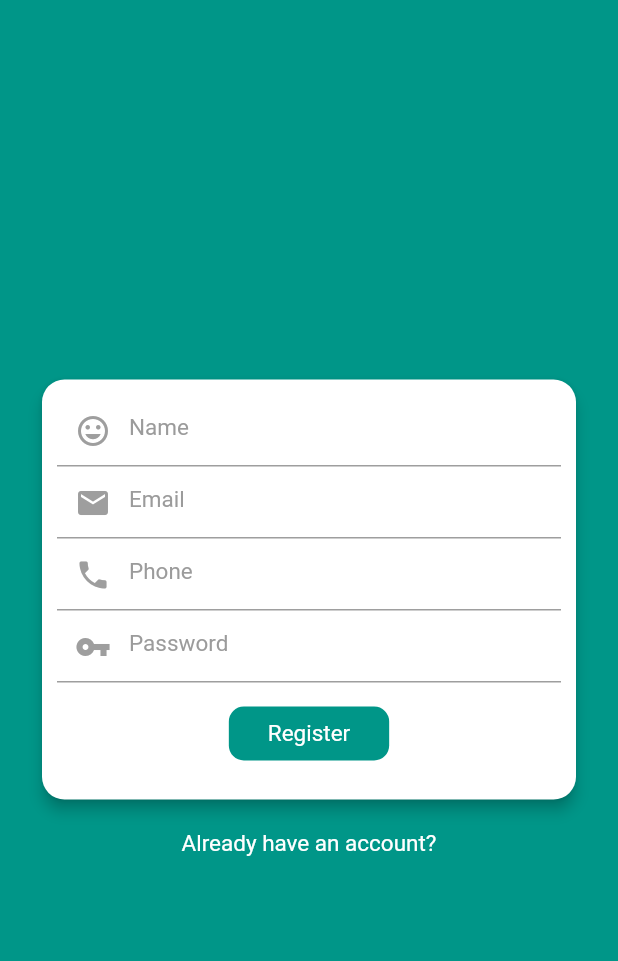
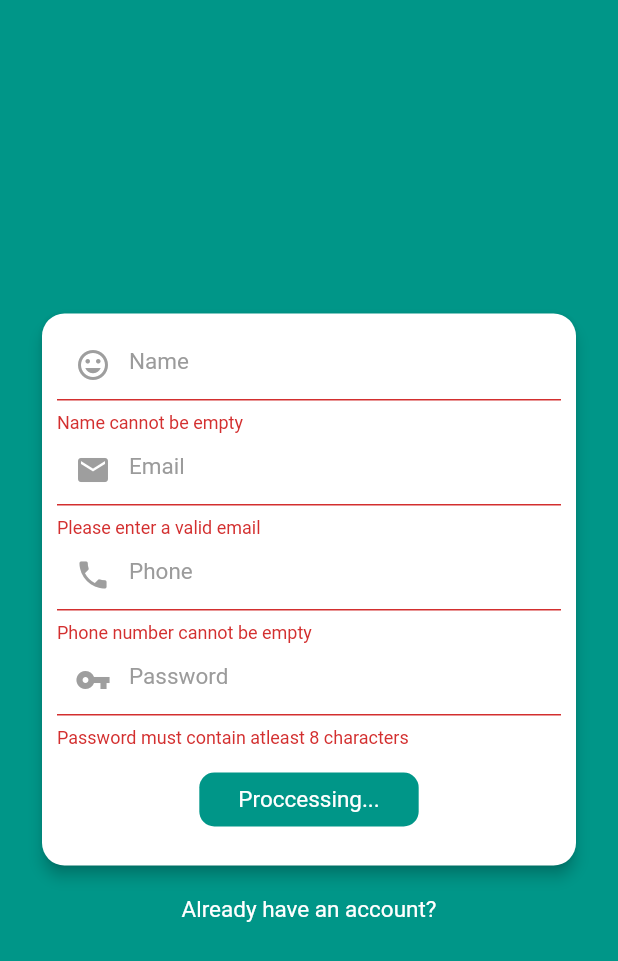
Before and after one commit to priyank-hub/Flutter_Laravel, a Flutter app: the Register widget shown alone on an empty page, opened directly, after a tap on "Register", on a phone screen of 412 x 824 dp. Shown: the top 961 px of the screen. Run offline on Flutter 3.47's test engine with Material 2 defaults, Android fonts, the phone set to English and light mode, and no system bars; our stand-ins replace email_validator, shared_preferences; accounts and stored records are empty; network calls fail.

Commit message:
dded register form actions

```diff
--- a/lib/screens/login.dart
+++ b/lib/screens/login.dart
@@ -107,7 +107,7 @@ class _LoginState extends State<Login> {
                                           password = value;
                                         },
                                         validator: (String? value) {
-                                          return (value!.length > 8) ? null : "Password must contain 8 characters";
+                                          return (value!.length > 8) ? null : "Password must contain atleast 8 characters";
                                         },
                                       ),
 
@@ -182,8 +182,6 @@ class _LoginState extends State<Login> {
       _isLoading = true;
     });
 
-//    if (_formKey.currentState!.validate()) {
-//    }
     _formKey.currentState!.validate();
     _formKey.currentState!.save();
 
--- a/lib/screens/register.dart
+++ b/lib/screens/register.dart
@@ -1,6 +1,12 @@
+import 'dart:convert';
+
+import 'package:auth_flutter/api/api.dart';
+import 'package:auth_flutter/screens/dashboard.dart';
 import 'package:flutter/material.dart';
+import 'package:shared_preferences/shared_preferences.dart';
 
 import '../main.dart';
+import 'package:email_validator/email_validator.dart';
 
 class Register extends StatefulWidget {
   @override
@@ -8,6 +14,12 @@ class Register extends StatefulWidget {
 }
 
 class _RegisterState extends State<Register> {
+  bool _isLoading = false;
+  var name, email, phone, password;
+
+  final _formKey = GlobalKey<FormState>();
+  final _scaffoldKey = GlobalKey<ScaffoldState>();
+
   @override
   Widget build(BuildContext context) {
     return Material(
@@ -31,6 +43,7 @@ class _RegisterState extends State<Register> {
                       child: Padding(
                         padding: EdgeInsets.all(10.0),
                         child: Form(
+                          key: _formKey,
                           child: Column(
                             mainAxisAlignment: MainAxisAlignment.center,
                             children: [
@@ -50,6 +63,13 @@ class _RegisterState extends State<Register> {
                                       fontWeight: FontWeight.normal
                                   ),
                                 ),
+
+                                onSaved: (String? value) {
+                                  name = value;
+                                },
+                                validator: (String? value) {
+                                  return (value!.length != 0) ? null : "Name cannot be empty";
+                                },
                               ),
 
                               TextFormField(
@@ -68,6 +88,13 @@ class _RegisterState extends State<Register> {
                                       fontWeight: FontWeight.normal
                                   ),
                                 ),
+
+                                onSaved: (String? value) {
+                                  email = value;
+                                },
+                                validator: (String? value) {
+                                  return EmailValidator.validate(value) ? null : "Please enter a valid email";
+                                },
                               ),
 
                               TextFormField(
@@ -86,6 +113,13 @@ class _RegisterState extends State<Register> {
                                       fontWeight: FontWeight.normal
                                   ),
                                 ),
+
+                                onSaved: (String? value) {
+                                  phone = value;
+                                },
+                                validator: (String? value) {
+                                  return (value!.length != 0) ? null : "Phone number cannot be empty";
+                                },
                               ),
 
                               TextFormField(
@@ -104,6 +138,13 @@ class _RegisterState extends State<Register> {
                                       fontWeight: FontWeight.normal
                                   ),
                                 ),
+
+                                onSaved: (String? value) {
+                                  password = value;
+                                },
+                                validator: (String? value) {
+                                  return (value!.length > 0) ? null : "Password must contain atleast 8 characters";
+                                },
                               ),
 
 
@@ -114,7 +155,7 @@ class _RegisterState extends State<Register> {
                                     padding: EdgeInsets.only(
                                         top: 8, bottom: 8, left: 10, right: 10),
                                     child: Text(
-                                      'Register',
+                                      _isLoading? 'Proccessing...' : 'Register',
                                       textDirection: TextDirection.ltr,
                                       style: TextStyle(
                                         color: Colors.white,
@@ -130,7 +171,7 @@ class _RegisterState extends State<Register> {
                                       borderRadius:
                                       new BorderRadius.circular(10.0)),
                                   onPressed: () {
-
+                                    _register();
                                   },
                                 ),
                               ),
@@ -172,4 +213,39 @@ class _RegisterState extends State<Register> {
     );
   }
 
+  void _register()async{
+    setState(() {
+      _isLoading = true;
+    });
+
+    _formKey.currentState!.validate();
+    _formKey.currentState!.save();
+
+    var data = {
+      'name': name,
+      'email' : email,
+      'password': password,
+      'phone': phone,
+    };
+
+    var res = await Network().authData(data, '/register');
+    var body = json.decode(res.body);
+    print(body);
+    if(body['success']){
+      SharedPreferences localStorage = await SharedPreferences.getInstance();
+      localStorage.setString('token', json.encode(body['token']));
+      localStorage.setString('user', json.encode(body['user']));
+      Navigator.push(
+        context,
+        new MaterialPageRoute(
+            builder: (context) => Dashboard()
+        ),
+      );
+    }
+
+    setState(() {
+      _isLoading = false;
+    });
+  }
+
 }
```
Also changed, not shown: lib/screens/dashboard.dart (+16 -1 lines), pubspec.lock, 4 other files.
